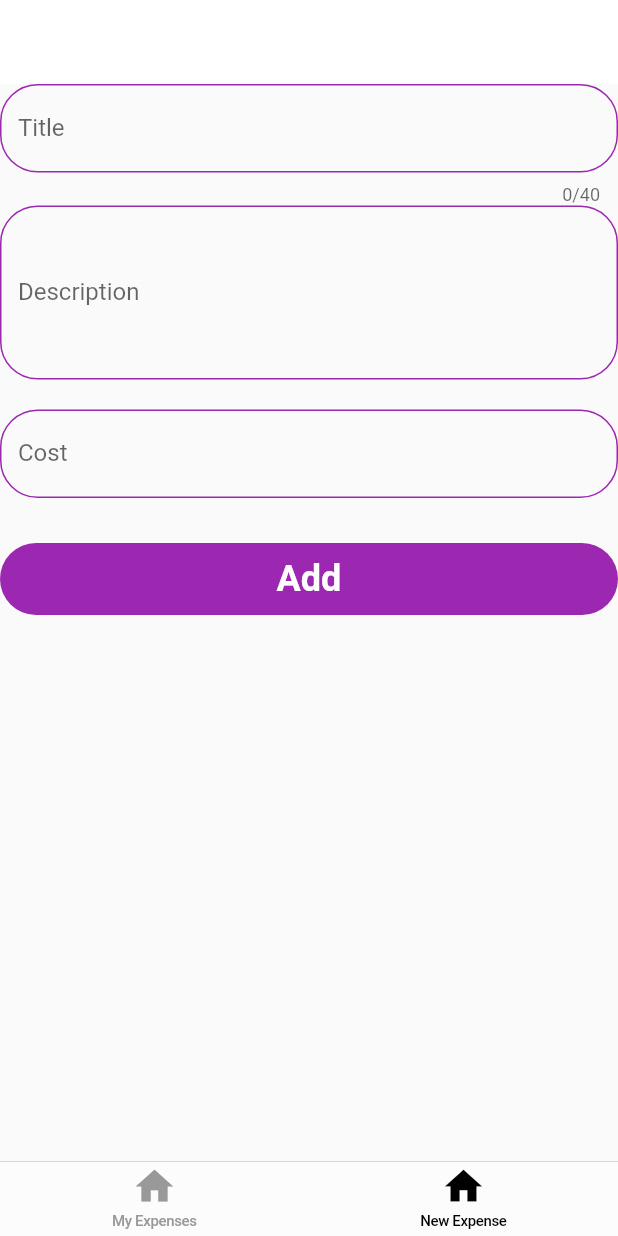
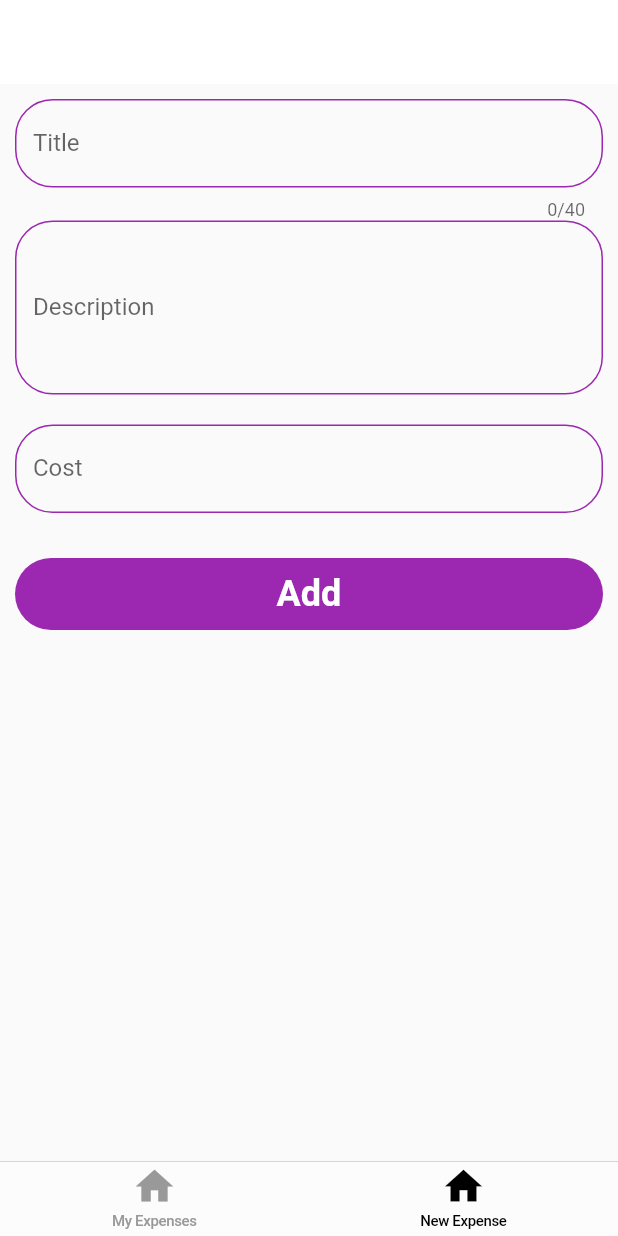
Before and after one commit to 20AbhishekRoka02/AttainFinance, a Flutter app: the screen it shows once a user with an empty profile is signed in, after a tap on "New Expense", on a phone screen of 412 x 824 dp. Run offline on Flutter 3.47's test engine with Material 2 defaults, Android fonts, the phone set to English and light mode, and no system bars; our stand-ins replace cloud_firestore, firebase_auth, firebase_core, flutter_riverpod, fpdart, google_sign_in and 1 more; accounts and stored records are empty; network calls fail.

Commit message:
Fatching user expenses

```diff
--- a/App/lib/features/expenses/controller/expense_controller.dart
+++ b/App/lib/features/expenses/controller/expense_controller.dart
@@ -12,6 +12,11 @@ final expenseControllerProvider =
     StateNotifierProvider<ExpenseController, bool>((ref) {
   final expenseRepository = ref.watch(expenseRepositoryProvider);
   return ExpenseController(expenseRepository: expenseRepository, ref: ref);
+});
+
+final userExpensesProvider = StreamProvider((ref) {
+  final expenseController = ref.watch(expenseControllerProvider.notifier);
+  return expenseController.getUserExpenses();
 });
 
 class ExpenseController extends StateNotifier<bool> {
@@ -40,4 +45,9 @@ class ExpenseController extends StateNotifier<bool> {
       showSnackBar(context, 'Your Expense "$title" Added Successfully!');
     });
   }
+
+  Stream<List<Expense>> getUserExpenses() {
+    final uid = _ref.read(userProvider)!.email;
+    return _expenseRepository.getUserExpenses(uid);
+  }
 }
--- a/App/lib/features/expenses/repository/expenses_repository.dart
+++ b/App/lib/features/expenses/repository/expenses_repository.dart
@@ -35,6 +35,20 @@ class ExpenseRepository {
     }
   }
 
+  Stream<List<Expense>> getUserExpenses(String uid) {
+    return _users
+        .doc(uid)
+        .collection(FirebaseConstants.expensesCollection.toString())
+        .snapshots()
+        .map((event) {
+      List<Expense> expenses = [];
+      for (var doc in event.docs) {
+        expenses.add(Expense.fromMap(doc.data() as Map<String, dynamic>));
+      }
+      return expenses;
+    });
+  }
+
   CollectionReference get _users =>
       _firestore.collection(FirebaseConstants.usersCollection);
 }
--- a/App/lib/features/expenses/screens/my_expenses.dart
+++ b/App/lib/features/expenses/screens/my_expenses.dart
@@ -1,10 +1,27 @@
+import 'package:attainfinance/features/expenses/controller/expense_controller.dart';
 import 'package:flutter/material.dart';
+import 'package:flutter_riverpod/flutter_riverpod.dart';
 
-class MyExpenses extends StatelessWidget {
+import '../../../core/common/errorText.dart';
+import '../../../core/common/loder.dart';
+
+class MyExpenses extends ConsumerWidget {
   const MyExpenses({Key? key}) : super(key: key);
 
   @override
-  Widget build(BuildContext context) {
-    return const Placeholder();
+  Widget build(BuildContext context, WidgetRef ref) {
+    return ref.watch(userExpensesProvider).when(
+        data: (expenses) => ListView.builder(
+            itemCount: expenses.length,
+            itemBuilder: (BuildContext context, int index) {
+              final expense = expenses[index];
+              return ListTile(
+                title: Text(expense.name),
+                subtitle: Text(expense.description),
+                onTap: () {},
+              );
+            }),
+        error: (error, stackTrace) => ErrorText(error: error.toString()),
+        loading: () => const Loader());
   }
 }
--- a/App/lib/features/expenses/screens/new_expense.dart
+++ b/App/lib/features/expenses/screens/new_expense.dart
@@ -47,12 +47,14 @@ class _NewExpenseState extends ConsumerState<ConsumerStatefulWidget> {
     return Form(
       key: formKey1,
       child: Scaffold(
-        body: SingleChildScrollView(
+        body: Padding(
+          padding: const EdgeInsets.all(10.0),
+          child: SingleChildScrollView(
             physics: const ClampingScrollPhysics(),
             keyboardDismissBehavior: ScrollViewKeyboardDismissBehavior.onDrag,
             reverse: true,
             child: Column(
-            mainAxisAlignment: MainAxisAlignment.center,
+              mainAxisAlignment: MainAxisAlignment.start,
               children: [
                 TextFormField(
                   validator: (value) {
@@ -119,6 +121,7 @@ class _NewExpenseState extends ConsumerState<ConsumerStatefulWidget> {
             ),
           ),
         ),
+      ),
     );
   }
 }
```
Lines whose indentation alone changed are shown as unchanged.
